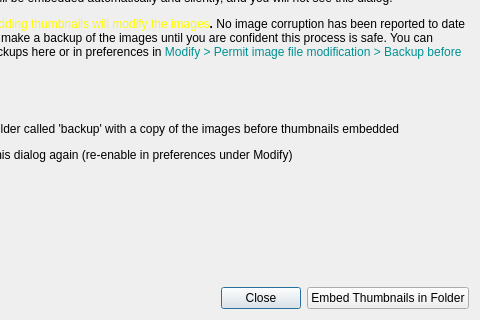
Above: Dialogs/addthumbnailsdlg.ui from towhee/Winnow64 before the change; both pictures show x 108 to 588 and y 262 to 582 of the 588 by 582 pixel window. Below: the same form after it.
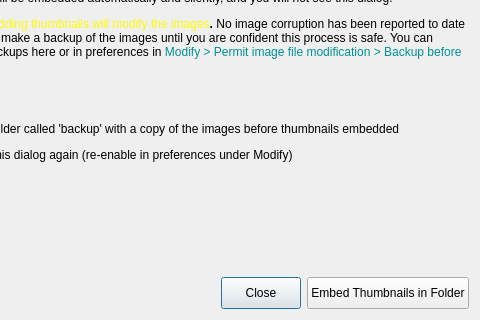
That is the form after the change.

The edit to the form file:
```diff
--- a/Dialogs/addthumbnailsdlg.ui
+++ b/Dialogs/addthumbnailsdlg.ui
@@ -95,6 +95,12 @@
      </item>
      <item>
       <widget class="QPushButton" name="cancelBtn">
+       <property name="minimumSize">
+        <size>
+         <width>0</width>
+         <height>32</height>
+        </size>
+       </property>
        <property name="text">
         <string>Close</string>
        </property>
@@ -102,6 +108,12 @@
      </item>
      <item>
       <widget class="QPushButton" name="addBtn">
+       <property name="minimumSize">
+        <size>
+         <width>0</width>
+         <height>32</height>
+        </size>
+       </property>
        <property name="text">
         <string>Embed Thumbnails in Folder</string>
        </property>
```
